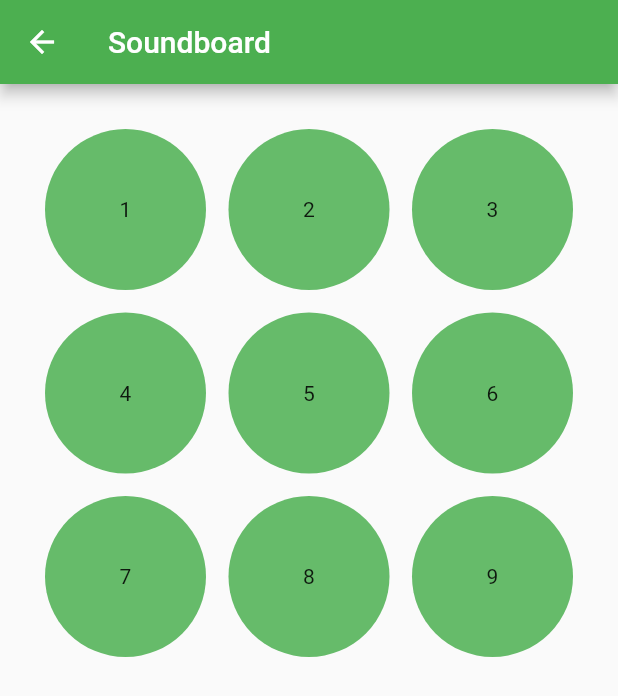
After one commit to oJack3d/Toolkit, a Flutter app: the screen it shows after launch, after a tap on "Soundboard", on a phone screen of 412 x 824 dp. The commit adds this screen. Shown: the top 696 px of the screen. Run offline on Flutter 3.47's test engine with Material 2 defaults, Android fonts, the phone set to English and light mode, and no system bars; our stand-ins replace camera, flutter_compass, flutter_local_notifications, shared_preferences; missing offline and left inert: flashlight.

Commit message:
Started Soundboard Page sample files added

```diff
--- a/lib/compasPage.dart
+++ b/lib/compasPage.dart
@@ -67,7 +67,7 @@ class _CompassState extends State<CompassPage> {
             ),
             child: Transform.rotate(
               angle: ((direction ?? 0) * (math.pi / 180) * -1),
-              child: Image.asset('assets/compass.jpg'),
+              child: Image.asset('assets/images/compass.jpg'),
             ),
           ),
         );
--- a/lib/main.dart
+++ b/lib/main.dart
@@ -5,6 +5,7 @@ import 'package:toolkit/compasPage.dart';
 import 'package:toolkit/flashlightPage.dart';
 import 'package:toolkit/notePage.dart';
 import 'package:toolkit/notificationPage.dart';
+import 'package:toolkit/soundboardPage.dart';
 
 void main() async {
   WidgetsFlutterBinding.ensureInitialized();
@@ -52,7 +53,8 @@ class _MyHomePageState extends State<MyHomePage> {
             makeDashboardItem("Taschenlampe", Icons.wb_incandescent, context),
             makeDashboardItem("Notizen", Icons.auto_stories, context),
             makeDashboardItem("Benachrichtigung", Icons.announcement_outlined, context),
-            makeDashboardItem("Kompass", Icons.assistant_navigation, context)
+            makeDashboardItem("Kompass", Icons.assistant_navigation, context),
+            makeDashboardItem("Soundboard", Icons.surround_sound_outlined, context)
           ],
         ),
       ),
@@ -92,6 +94,12 @@ Card makeDashboardItem(String title, IconData icon, BuildContext context) {
                       builder: (_) => CompassPage()
                   )
               );
+            else if (title == 'Soundboard')
+              Navigator.of(context).push(
+                  MaterialPageRoute(
+                      builder: (_) => Soundboard()
+                  )
+              );
             else
               Navigator.of(context).push(
                   MaterialPageRoute(
--- /dev/null
+++ b/lib/soundboardPage.dart
@@ -0,0 +1,50 @@
+import 'package:flutter/material.dart';
+
+class Soundboard extends StatefulWidget {
+  Soundboard({Key key, this.title}) : super(key: key);
+
+  final String title;
+
+  @override
+  _SoundboardState createState() => _SoundboardState();
+}
+
+class _SoundboardState extends State<Soundboard> {
+  @override
+  Widget build(BuildContext context) {
+    return Scaffold(
+      appBar: AppBar(
+        title: const Text("Soundboard"),
+      ),
+      body: GridView.builder(
+        shrinkWrap: true,
+        itemCount: 9,
+        gridDelegate: SliverGridDelegateWithFixedCrossAxisCount(
+          crossAxisSpacing: 15,
+          mainAxisSpacing: 15,
+          crossAxisCount: 3,
+        ),
+        itemBuilder: (BuildContext context, int index) => GestureDetector(
+          child: Container(
+            decoration: BoxDecoration(
+              color: Colors.green[400],
+              borderRadius: BorderRadius.circular(100.0),
+            ),
+            child: Center(
+              child: Text('${index + 1}'),
+            ),
+          ),
+          onTap: () {
+            if (mounted) {
+              setState(() {
+                print(index +1);
+              });
+            }
+          },
+        ),
+        primary: false,
+        padding: const EdgeInsets.all(30),
+      ),
+    );
+  }
+}
```
Also changed, not shown: pubspec.yaml (+13 -1 lines), assets/images/test1.jpg (added), assets/images/test2.jpg (added), assets/images/test3.jpg (added), 10 other files.
